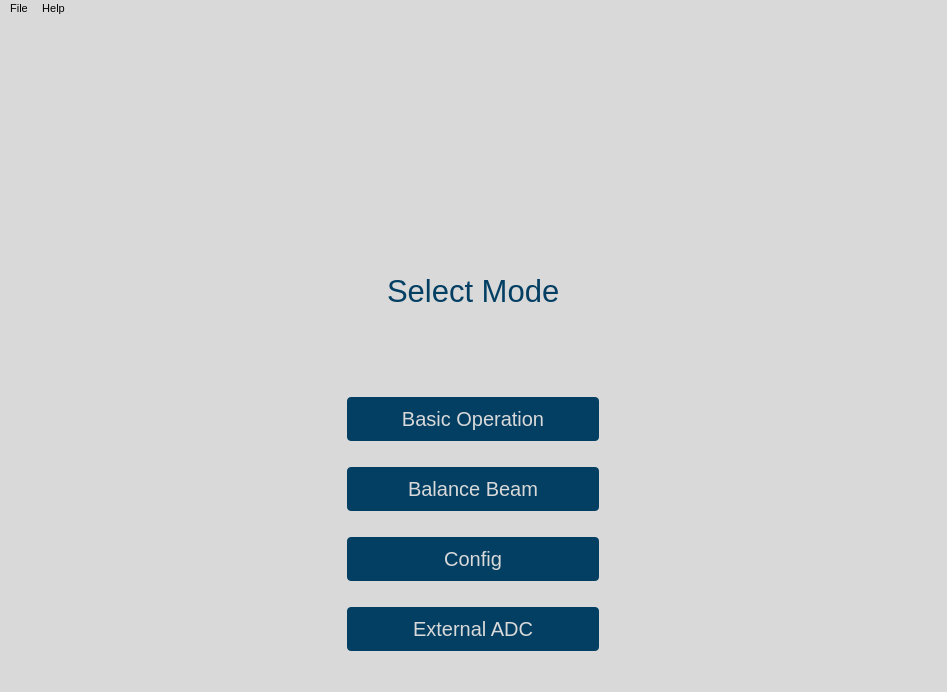
First picture: the form in gui/qtdesigner/MainWindow.ui, repository wyattduber/CyDAQ, before the edit.
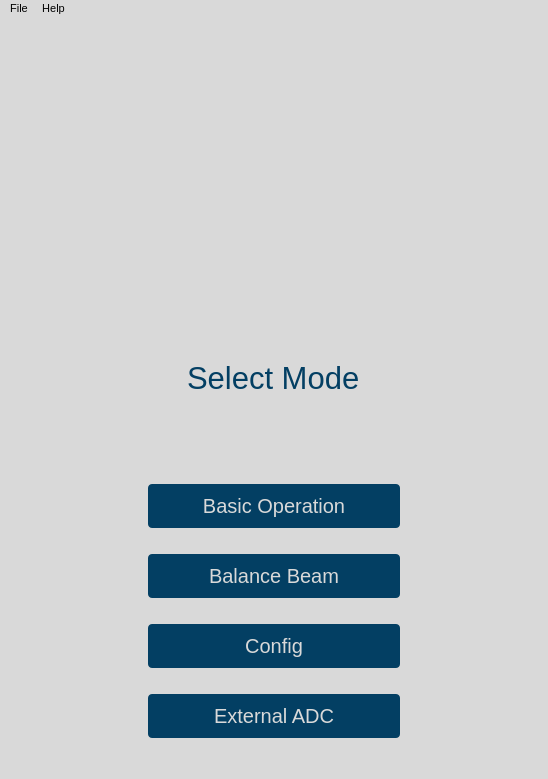
Second picture: the form after the edit. Icons and pictures are not drawn.

```diff
--- a/gui/qtdesigner/MainWindow.ui
+++ b/gui/qtdesigner/MainWindow.ui
@@ -6,26 +6,20 @@
    <rect>
     <x>0</x>
     <y>0</y>
-    <width>947</width>
-    <height>692</height>
+    <width>548</width>
+    <height>779</height>
    </rect>
   </property>
-  <property name="sizePolicy">
-   <sizepolicy hsizetype="Fixed" vsizetype="Fixed">
-    <horstretch>0</horstretch>
-    <verstretch>0</verstretch>
-   </sizepolicy>
-  </property>
   <property name="minimumSize">
    <size>
-    <width>947</width>
-    <height>692</height>
+    <width>428</width>
+    <height>625</height>
    </size>
   </property>
   <property name="maximumSize">
    <size>
     <width>947</width>
-    <height>692</height>
+    <height>993</height>
    </size>
   </property>
   <property name="font">
@@ -224,7 +218,7 @@
     <rect>
      <x>0</x>
      <y>0</y>
-     <width>947</width>
+     <width>548</width>
      <height>19</height>
     </rect>
    </property>
```
